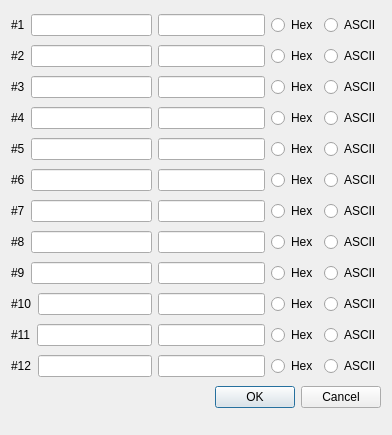
This is ui/macro.ui in marker5a/EasyTerm as Qt 5 draws it before an edit. The edited form follows.
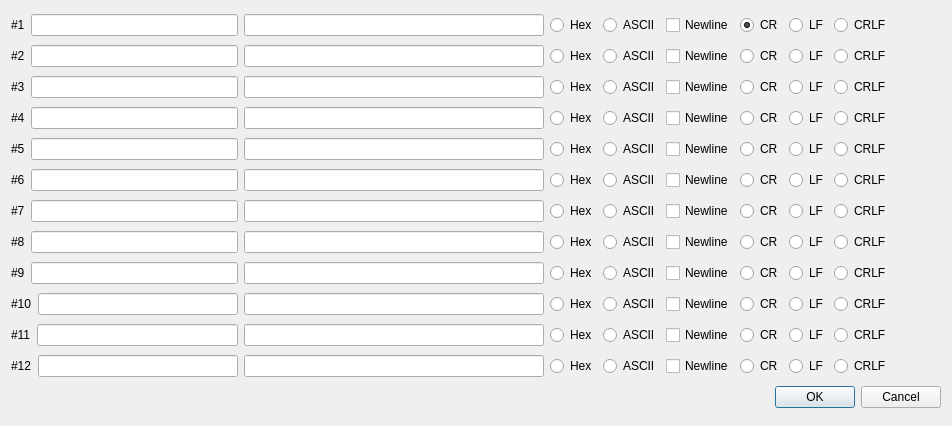
This is the edited form. Icons and pictures are not drawn.

Commit message: Added fix for crashing on empty macros (i think) Added ability to do newlines on macros

The edit to the form file:
```diff
--- a/ui/macro.ui
+++ b/ui/macro.ui
@@ -10,8 +10,8 @@
    <rect>
     <x>0</x>
     <y>0</y>
-    <width>392</width>
-    <height>435</height>
+    <width>952</width>
+    <height>426</height>
    </rect>
   </property>
   <property name="windowTitle">
@@ -29,6 +29,12 @@
      </item>
      <item>
       <widget class="QLineEdit" name="macro_1_name">
+       <property name="minimumSize">
+        <size>
+         <width>200</width>
+         <height>0</height>
+        </size>
+       </property>
        <property name="alignment">
         <set>Qt::AlignCenter</set>
        </property>
@@ -36,10 +42,17 @@
      </item>
     </layout>
    </item>
-   <item row="0" column="1" colspan="2">
-    <widget class="QLineEdit" name="macro_1_content"/>
+   <item row="0" column="1">
+    <widget class="QLineEdit" name="macro_1_content">
+     <property name="minimumSize">
+      <size>
+       <width>300</width>
+       <height>0</height>
+      </size>
+     </property>
+    </widget>
    </item>
-   <item row="0" column="3">
+   <item row="0" column="2">
     <layout class="QHBoxLayout" name="horizontalLayout_13">
      <item>
       <widget class="QRadioButton" name="macro_1_hex">
@@ -68,6 +81,12 @@
      </item>
      <item>
       <widget class="QLineEdit" name="macro_2_name">
+       <property name="minimumSize">
+        <size>
+         <width>200</width>
+         <height>0</height>
+        </size>
+       </property>
        <property name="alignment">
         <set>Qt::AlignCenter</set>
        </property>
@@ -75,10 +94,17 @@
      </item>
     </layout>
    </item>
-   <item row="1" column="1" colspan="2">
-    <widget class="QLineEdit" name="macro_2_content"/>
+   <item row="1" column="1">
+    <widget class="QLineEdit" name="macro_2_content">
+     <property name="minimumSize">
+      <size>
+       <width>300</width>
+       <height>0</height>
+      </size>
+     </property>
+    </widget>
    </item>
-   <item row="1" column="3">
+   <item row="1" column="2">
     <layout class="QHBoxLayout" name="horizontalLayout_14">
      <item>
       <widget class="QRadioButton" name="macro_2_hex">
@@ -96,6 +122,54 @@
      </item>
     </layout>
    </item>
+   <item row="1" column="3" colspan="2">
+    <layout class="QHBoxLayout" name="horizontalLayout_27">
+     <item>
+      <widget class="QCheckBox" name="macro_2_newline">
+       <property name="text">
+        <string>Newline</string>
+       </property>
+      </widget>
+     </item>
+     <item>
+      <widget class="QRadioButton" name="macro2_cr">
+       <property name="text">
+        <string>CR</string>
+       </property>
+       <property name="checked">
+        <bool>true</bool>
+       </property>
+      </widget>
+     </item>
+     <item>
+      <widget class="QRadioButton" name="macro2_lf">
+       <property name="text">
+        <string>LF</string>
+       </property>
+      </widget>
+     </item>
+     <item>
+      <widget class="QRadioButton" name="macro2_crlf">
+       <property name="text">
+        <string>CRLF</string>
+       </property>
+      </widget>
+     </item>
+     <item>
+      <spacer name="horizontalSpacer_5">
+       <property name="orientation">
+        <enum>Qt::Horizontal</enum>
+       </property>
+       <property name="sizeHint" stdset="0">
+        <size>
+         <width>40</width>
+         <height>20</height>
+        </size>
+       </property>
+      </spacer>
+     </item>
+    </layout>
+   </item>
    <item row="2" column="0">
     <layout class="QHBoxLayout" name="horizontalLayout_3">
      <item>
@@ -107,6 +181,12 @@
      </item>
      <item>
       <widget class="QLineEdit" name="macro_3_name">
+       <property name="minimumSize">
+        <size>
+         <width>200</width>
+         <height>0</height>
+        </size>
+       </property>
        <property name="alignment">
         <set>Qt::AlignCenter</set>
        </property>
@@ -114,10 +194,17 @@
      </item>
     </layout>
    </item>
-   <item row="2" column="1" colspan="2">
-    <widget class="QLineEdit" name="macro_3_content"/>
+   <item row="2" column="1">
+    <widget class="QLineEdit" name="macro_3_content">
+     <property name="minimumSize">
+      <size>
+       <width>300</width>
+       <height>0</height>
+      </size>
+     </property>
+    </widget>
    </item>
-   <item row="2" column="3">
+   <item row="2" column="2">
     <layout class="QHBoxLayout" name="horizontalLayout_15">
      <item>
       <widget class="QRadioButton" name="macro_3_hex">
@@ -135,6 +222,54 @@
      </item>
     </layout>
    </item>
+   <item row="2" column="3" colspan="2">
+    <layout class="QHBoxLayout" name="horizontalLayout_28">
+     <item>
+      <widget class="QCheckBox" name="macro_3_newline">
+       <property name="text">
+        <string>Newline</string>
+       </property>
+      </widget>
+     </item>
+     <item>
+      <widget class="QRadioButton" name="macro3_cr">
+       <property name="text">
+        <string>CR</string>
+       </property>
+       <property name="checked">
+        <bool>true</bool>
+       </property>
+      </widget>
+     </item>
+     <item>
+      <widget class="QRadioButton" name="macro3_lf">
+       <property name="text">
+        <string>LF</string>
+       </property>
+      </widget>
+     </item>
+     <item>
+      <widget class="QRadioButton" name="macro3_crlf">
+       <property name="text">
+        <string>CRLF</string>
+       </property>
+      </widget>
+     </item>
+     <item>
+      <spacer name="horizontalSpacer_6">
+       <property name="orientation">
+        <enum>Qt::Horizontal</enum>
+       </property>
+       <property name="sizeHint" stdset="0">
+        <size>
+         <width>40</width>
+         <height>20</height>
+        </size>
+       </property>
+      </spacer>
+     </item>
+    </layout>
+   </item>
    <item row="3" column="0">
     <layout class="QHBoxLayout" name="horizontalLayout_4">
      <item>
@@ -146,6 +281,12 @@
      </item>
      <item>
       <widget class="QLineEdit" name="macro_4_name">
+       <property name="minimumSize">
+        <size>
+         <width>200</width>
+         <height>0</height>
+        </size>
+       </property>
        <property name="alignment">
         <set>Qt::AlignCenter</set>
        </property>
@@ -153,10 +294,17 @@
      </item>
     </layout>
    </item>
-   <item row="3" column="1" colspan="2">
-    <widget class="QLineEdit" name="macro_4_content"/>
+   <item row="3" column="1">
+    <widget class="QLineEdit" name="macro_4_content">
+     <property name="minimumSize">
+      <size>
+       <width>300</width>
+       <height>0</height>
+      </size>
+     </property>
+    </widget>
    </item>
-   <item row="3" column="3">
+   <item row="3" column="2">
     <layout class="QHBoxLayout" name="horizontalLayout_16">
      <item>
       <widget class="QRadioButton" name="macro_4_hex">
@@ -174,6 +322,54 @@
      </item>
     </layout>
    </item>
+   <item row="3" column="3" colspan="2">
+    <layout class="QHBoxLayout" name="horizontalLayout_29">
+     <item>
+      <widget class="QCheckBox" name="macro_4_newline">
+       <property name="text">
+        <string>Newline</string>
+       </property>
+      </widget>
+     </item>
+     <item>
+      <widget class="QRadioButton" name="macro4_cr">
+       <property name="text">
+        <string>CR</string>
+       </property>
+       <property name="checked">
+        <bool>true</bool>
+       </property>
+      </widget>
+     </item>
+     <item>
+      <widget class="QRadioButton" name="macro4_lf">
+       <property name="text">
+        <string>LF</string>
+       </property>
+      </widget>
+     </item>
+     <item>
+      <widget class="QRadioButton" name="macro4_crlf">
+       <property name="text">
+        <string>CRLF</string>
+       </property>
+      </widget>
+     </item>
+     <item>
+      <spacer name="horizontalSpacer_7">
+       <property name="orientation">
+        <enum>Qt::Horizontal</enum>
+       </property>
+       <property name="sizeHint" stdset="0">
+        <size>
+         <width>40</width>
+         <height>20</height>
+        </size>
+       </property>
+      </spacer>
+     </item>
+    </layout>
+   </item>
    <item row="4" column="0">
     <layout class="QHBoxLayout" name="horizontalLayout_5">
      <item>
@@ -185,6 +381,12 @@
      </item>
      <item>
       <widget class="QLineEdit" name="macro_5_name">
+       <property name="minimumSize">
+        <size>
+         <width>200</width>
+         <height>0</height>
+        </size>
+       </property>
        <property name="alignment">
         <set>Qt::AlignCenter</set>
        </property>
@@ -192,10 +394,17 @@
      </item>
     </layout>
    </item>
-   <item row="4" column="1" colspan="2">
-    <widget class="QLineEdit" name="macro_5_content"/>
+   <item row="4" column="1">
+    <widget class="QLineEdit" name="macro_5_content">
+     <property name="minimumSize">
+      <size>
+       <width>300</width>
+       <height>0</height>
+      </size>
+     </property>
+    </widget>
    </item>
-   <item row="4" column="3">
+   <item row="4" column="2">
     <layout class="QHBoxLayout" name="horizontalLayout_17">
      <item>
       <widget class="QRadioButton" name="macro_5_hex">
@@ -213,6 +422,54 @@
      </item>
     </layout>
    </item>
+   <item row="4" column="3" colspan="2">
+    <layout class="QHBoxLayout" name="horizontalLayout_31">
+     <item>
+      <widget class="QCheckBox" name="macro_5_newline">
+       <property name="text">
+        <string>Newline</string>
+       </property>
+      </widget>
+     </item>
+     <item>
+      <widget class="QRadioButton" name="macro5_cr">
+       <property name="text">
+        <string>CR</string>
+       </property>
+       <property name="checked">
+        <bool>true</bool>
+       </property>
+      </widget>
+     </item>
+     <item>
+      <widget class="QRadioButton" name="macro5_lf">
+       <property name="text">
+        <string>LF</string>
+       </property>
+      </widget>
+     </item>
+     <item>
+      <widget class="QRadioButton" name="macro5_crlf">
+       <property name="text">
+        <string>CRLF</string>
+       </property>
+      </widget>
+     </item>
+     <item>
+      <spacer name="horizontalSpacer_8">
+       <property name="orientation">
+        <enum>Qt::Horizontal</enum>
+       </property>
+       <property name="sizeHint" stdset="0">
+        <size>
+         <width>40</width>
+         <height>20</height>
+        </size>
+       </property>
+      </spacer>
+     </item>
+    </layout>
+   </item>
    <item row="5" column="0">
     <layout class="QHBoxLayout" name="horizontalLayout_7">
      <item>
@@ -224,6 +481,12 @@
      </item>
      <item>
       <widget class="QLineEdit" name="macro_6_name">
+       <property name="minimumSize">
+        <size>
+         <width>200</width>
+         <height>0</height>
+        </size>
+       </property>
        <property name="alignment">
         <set>Qt::AlignCenter</set>
        </property>
@@ -231,10 +494,17 @@
      </item>
     </layout>
    </item>
-   <item row="5" column="1" colspan="2">
-    <widget class="QLineEdit" name="macro_6_content"/>
+   <item row="5" column="1">
+    <widget class="QLineEdit" name="macro_6_content">
+     <property name="minimumSize">
+      <size>
+       <width>300</width>
+       <height>0</height>
+      </size>
+     </property>
+    </widget>
    </item>
-   <item row="5" column="3">
+   <item row="5" column="2">
     <layout class="QHBoxLayout" name="horizontalLayout_18">
      <item>
       <widget class="QRadioButton" name="macro_6_hex">
@@ -252,6 +522,54 @@
      </item>
     </layout>
    </item>
+   <item row="5" column="3" colspan="2">
+    <layout class="QHBoxLayout" name="horizontalLayout_33">
+     <item>
+      <widget class="QCheckBox" name="macro_6_newline">
+       <property name="text">
+        <string>Newline</string>
+       </property>
+      </widget>
+     </item>
+     <item>
+      <widget class="QRadioButton" name="macro6_cr">
+       <property name="text">
+        <string>CR</string>
+       </property>
+       <property name="checked">
+        <bool>true</bool>
+       </property>
+      </widget>
+     </item>
+     <item>
+      <widget class="QRadioButton" name="macro6_lf">
+       <property name="text">
+        <string>LF</string>
+       </property>
+      </widget>
+     </item>
+     <item>
+      <widget class="QRadioButton" name="macro6_crlf">
+       <property name="text">
+        <string>CRLF</string>
+       </property>
+      </widget>
+     </item>
+     <item>
+      <spacer name="horizontalSpacer_9">
+       <property name="orientation">
+        <enum>Qt::Horizontal</enum>
+       </property>
+       <property name="sizeHint" stdset="0">
+        <size>
+         <width>40</width>
+         <height>20</height>
+        </size>
+       </property>
+      </spacer>
+     </item>
+    </layout>
+   </item>
    <item row="6" column="0">
     <layout class="QHBoxLayout" name="horizontalLayout_6">
      <item>
@@ -263,6 +581,12 @@
      </item>
      <item>
       <widget class="QLineEdit" name="macro_7_name">
+       <property name="minimumSize">
+        <size>
+         <width>200</width>
+         <height>0</height>
+        </size>
+       </property>
        <property name="alignment">
         <set>Qt::AlignCenter</set>
        </property>
@@ -270,10 +594,17 @@
      </item>
     </layout>
    </item>
-   <item row="6" column="1" colspan="2">
-    <widget class="QLineEdit" name="macro_7_content"/>
+   <item row="6" column="1">
+    <widget class="QLineEdit" name="macro_7_content">
+     <property name="minimumSize">
+      <size>
+       <width>300</width>
+       <height>0</height>
+      </size>
+     </property>
+    </widget>
    </item>
-   <item row="6" column="3">
+   <item row="6" column="2">
     <layout class="QHBoxLayout" name="horizontalLayout_19">
      <item>
       <widget class="QRadioButton" name="macro_7_hex">
@@ -291,6 +622,54 @@
      </item>
     </layout>
    </item>
+   <item row="6" column="3" colspan="2">
+    <layout class="QHBoxLayout" name="horizontalLayout_30">
+     <item>
+      <widget class="QCheckBox" name="macro_7_newline">
+       <property name="text">
+        <string>Newline</string>
+       </property>
+      </widget>
+     </item>
+     <item>
+      <widget class="QRadioButton" name="macro7_cr">
+       <property name="text">
+        <string>CR</string>
+       </property>
+       <property name="checked">
+        <bool>true</bool>
+       </property>
+      </widget>
+     </item>
+     <item>
+      <widget class="QRadioButton" name="macro7_lf">
+       <property name="text">
+        <string>LF</string>
+       </property>
+      </widget>
+     </item>
+     <item>
+      <widget class="QRadioButton" name="macro7_crlf">
+       <property name="text">
+        <string>CRLF</string>
+       </property>
+      </widget>
+     </item>
+     <item>
+      <spacer name="horizontalSpacer_10">
+       <property name="orientation">
+        <enum>Qt::Horizontal</enum>
+       </property>
+       <property name="sizeHint" stdset="0">
+        <size>
+         <width>40</width>
+         <height>20</height>
+        </size>
+       </property>
+      </spacer>
+     </item>
+    </layout>
+   </item>
    <item row="7" column="0">
     <layout class="QHBoxLayout" name="horizontalLayout_8">
      <item>
@@ -302,6 +681,12 @@
      </item>
      <item>
       <widget class="QLineEdit" name="macro_8_name">
+       <property name="minimumSize">
+        <size>
+         <width>200</width>
+         <height>0</height>
+        </size>
+       </property>
        <property name="alignment">
         <set>Qt::AlignCenter</set>
        </property>
@@ -309,10 +694,17 @@
      </item>
     </layout>
    </item>
-   <item row="7" column="1" colspan="2">
-    <widget class="QLineEdit" name="macro_8_content"/>
+   <item row="7" column="1">
+    <widget class="QLineEdit" name="macro_8_content">
+     <property name="minimumSize">
+      <size>
+       <width>300</width>
+       <height>0</height>
+      </size>
+     </property>
+    </widget>
    </item>
-   <item row="7" column="3">
+   <item row="7" column="2">
     <layout class="QHBoxLayout" name="horizontalLayout_20">
      <item>
       <widget class="QRadioButton" name="macro_8_hex">
@@ -330,6 +722,54 @@
      </item>
     </layout>
    </item>
+   <item row="7" column="3" colspan="2">
+    <layout class="QHBoxLayout" name="horizontalLayout_32">
+     <item>
+      <widget class="QCheckBox" name="macro_8_newline">
+       <property name="text">
+        <string>Newline</string>
+       </property>
+      </widget>
+     </item>
+     <item>
+      <widget class="QRadioButton" name="macro8_cr">
+       <property name="text">
+        <string>CR</string>
+       </property>
+       <property name="checked">
+        <bool>true</bool>
+       </property>
+      </widget>
+     </item>
+     <item>
+      <widget class="QRadioButton" name="macro8_lf">
+       <property name="text">
+        <string>LF</string>
+       </property>
+      </widget>
+     </item>
+     <item>
+      <widget class="QRadioButton" name="macro8_crlf">
+       <property name="text">
+        <string>CRLF</string>
+       </property>
+      </widget>
+     </item>
+     <item>
+      <spacer name="horizontalSpacer_11">
+       <property name="orientation">
+        <enum>Qt::Horizontal</enum>
+       </property>
+       <property name="sizeHint" stdset="0">
+        <size>
+         <width>40</width>
+         <height>20</height>
+        </size>
+       </property>
+      </spacer>
+     </item>
+    </layout>
+   </item>
    <item row="8" column="0">
     <layout class="QHBoxLayout" name="horizontalLayout_9">
      <item>
@@ -341,6 +781,12 @@
      </item>
      <item>
       <widget class="QLineEdit" name="macro_9_name">
+       <property name="minimumSize">
+        <size>
+         <width>200</width>
+         <height>0</height>
+        </size>
+       </property>
        <property name="alignment">
         <set>Qt::AlignCenter</set>
        </property>
@@ -348,10 +794,17 @@
      </item>
     </layout>
    </item>
-   <item row="8" column="1" colspan="2">
-    <widget class="QLineEdit" name="macro_9_content"/>
+   <item row="8" column="1">
+    <widget class="QLineEdit" name="macro_9_content">
+     <property name="minimumSize">
+      <size>
+       <width>300</width>
+       <height>0</height>
+      </size>
+     </property>
+    </widget>
    </item>
-   <item row="8" column="3">
+   <item row="8" column="2">
     <layout class="QHBoxLayout" name="horizontalLayout_21">
      <item>
       <widget class="QRadioButton" name="macro_9_hex">
@@ -369,6 +822,54 @@
      </item>
     </layout>
    </item>
+   <item row="8" column="3" colspan="2">
+    <layout class="QHBoxLayout" name="horizontalLayout_35">
+     <item>
+      <widget class="QCheckBox" name="macro_9_newline">
+       <property name="text">
+        <string>Newline</string>
+       </property>
+      </widget>
+     </item>
+     <item>
+      <widget class="QRadioButton" name="macro9_cr">
+       <property name="text">
+        <string>CR</string>
+       </property>
+       <property name="checked">
+        <bool>true</bool>
+       </property>
+      </widget>
+     </item>
+     <item>
+      <widget class="QRadioButton" name="macro9_lf">
+       <property name="text">
+        <string>LF</string>
+       </property>
+      </widget>
+     </item>
+     <item>
+      <widget class="QRadioButton" name="macro9_crlf">
+       <property name="text">
+        <string>CRLF</string>
+       </property>
+      </widget>
+     </item>
+     <item>
+      <spacer name="horizontalSpacer_12">
+       <property name="orientation">
+        <enum>Qt::Horizontal</enum>
+       </property>
+       <property name="sizeHint" stdset="0">
+        <size>
+         <width>40</width>
+         <height>20</height>
+        </size>
+       </property>
+      </spacer>
+     </item>
+    </layout>
+   </item>
    <item row="9" column="0">
     <layout class="QHBoxLayout" name="horizontalLayout_11">
      <item>
@@ -380,6 +881,12 @@
      </item>
      <item>
       <widget class="QLineEdit" name="macro_10_name">
+       <property name="minimumSize">
+        <size>
+         <width>200</width>
+         <height>0</height>
+        </size>
+       </property>
        <property name="alignment">
         <set>Qt::AlignCenter</set>
        </property>
@@ -387,10 +894,17 @@
      </item>
     </layout>
    </item>
-   <item row="9" column="1" colspan="2">
-    <widget class="QLineEdit" name="macro_10_content"/>
+   <item row="9" column="1">
+    <widget class="QLineEdit" name="macro_10_content">
+     <property name="minimumSize">
+      <size>
+       <width>300</width>
+       <height>0</height>
+      </size>
+     </property>
+    </widget>
    </item>
-   <item row="9" column="3">
+   <item row="9" column="2">
     <layout class="QHBoxLayout" name="horizontalLayout_22">
      <item>
       <widget class="QRadioButton" name="macro_10_hex">
@@ -408,6 +922,54 @@
      </item>
     </layout>
    </item>
+   <item row="9" column="3" colspan="2">
+    <layout class="QHBoxLayout" name="horizontalLayout_37">
+     <item>
+      <widget class="QCheckBox" name="macro_10_newline">
+       <property name="text">
+        <string>Newline</string>
+       </property>
+      </widget>
+     </item>
+     <item>
+      <widget class="QRadioButton" name="macro10_cr">
+       <property name="text">
+        <string>CR</string>
+       </property>
+       <property name="checked">
+        <bool>true</bool>
+       </property>
+      </widget>
+     </item>
+     <item>
+      <widget class="QRadioButton" name="macro10_lf">
+       <property name="text">
+        <string>LF</string>
+       </property>
+      </widget>
+     </item>
+     <item>
+      <widget class="QRadioButton" name="macro10_crlf">
+       <property name="text">
+        <string>CRLF</string>
+       </property>
+      </widget>
+     </item>
+     <item>
+      <spacer name="horizontalSpacer_13">
+       <property name="orientation">
+        <enum>Qt::Horizontal</enum>
+       </property>
+       <property name="sizeHint" stdset="0">
+        <size>
+         <width>40</width>
+         <height>20</height>
+        </size>
+       </property>
+      </spacer>
+     </item>
+    </layout>
+   </item>
    <item row="10" column="0">
     <layout class="QHBoxLayout" name="horizontalLayout_10">
      <item>
@@ -419,6 +981,12 @@
      </item>
      <item>
       <widget class="QLineEdit" name="macro_11_name">
+       <property name="minimumSize">
+        <size>
+         <width>200</width>
+         <height>0</height>
+        </size>
+       </property>
        <property name="alignment">
         <set>Qt::AlignCenter</set>
        </property>
@@ -426,10 +994,17 @@
      </item>
     </layout>
    </item>
-   <item row="10" column="1" colspan="2">
-    <widget class="QLineEdit" name="macro_11_content"/>
+   <item row="10" column="1">
+    <widget class="QLineEdit" name="macro_11_content">
+     <property name="minimumSize">
+      <size>
+       <width>300</width>
+       <height>0</height>
+      </size>
+     </property>
+    </widget>
    </item>
-   <item row="10" column="3">
+   <item row="10" column="2">
     <layout class="QHBoxLayout" name="horizontalLayout_23">
      <item>
       <widget class="QRadioButton" name="macro_11_hex">
@@ -447,6 +1022,54 @@
      </item>
     </layout>
    </item>
+   <item row="10" column="3" colspan="2">
+    <layout class="QHBoxLayout" name="horizontalLayout_34">
+     <item>
+      <widget class="QCheckBox" name="macro_11_newline">
+       <property name="text">
+        <string>Newline</string>
+       </property>
+      </widget>
+     </item>
+     <item>
+      <widget class="QRadioButton" name="macro11_cr">
+       <property name="text">
+        <string>CR</string>
+       </property>
+       <property name="checked">
+        <bool>true</bool>
+       </property>
+      </widget>
+     </item>
+     <item>
+      <widget class="QRadioButton" name="macro11_lf">
+       <property name="text">
+        <string>LF</string>
+       </property>
+      </widget>
+     </item>
+     <item>
+      <widget class="QRadioButton" name="macro11_crlf">
+       <property name="text">
+        <string>CRLF</string>
+       </property>
+      </widget>
+     </item>
+     <item>
+      <spacer name="horizontalSpacer_14">
+       <property name="orientation">
+        <enum>Qt::Horizontal</enum>
+       </property>
+       <property name="sizeHint" stdset="0">
+        <size>
+         <width>40</width>
+         <height>20</height>
+        </size>
+       </property>
+      </spacer>
+     </item>
+    </layout>
+   </item>
    <item row="11" column="0">
     <layout class="QHBoxLayout" name="horizontalLayout_12">
      <item>
@@ -458,6 +1081,12 @@
      </item>
      <item>
       <widget class="QLineEdit" name="macro_12_name">
+       <property name="minimumSize">
+        <size>
+         <width>200</width>
+         <height>0</height>
+        </size>
+       </property>
        <property name="alignment">
         <set>Qt::AlignCenter</set>
        </property>
@@ -465,10 +1094,17 @@
      </item>
     </layout>
    </item>
-   <item row="11" column="1" colspan="2">
-    <widget class="QLineEdit" name="macro_12_content"/>
+   <item row="11" column="1">
+    <widget class="QLineEdit" name="macro_12_content">
+     <property name="minimumSize">
+      <size>
+       <width>300</width>
+       <height>0</height>
+      </size>
+     </property>
+    </widget>
    </item>
-   <item row="11" column="3">
+   <item row="11" column="2">
     <layout class="QHBoxLayout" name="horizontalLayout_24">
      <item>
       <widget class="QRadioButton" name="macro_12_hex">
@@ -486,7 +1122,55 @@
      </item>
     </layout>
    </item>
-   <item row="12" column="0" colspan="2">
+   <item row="11" column="3" colspan="2">
+    <layout class="QHBoxLayout" name="horizontalLayout_36">
+     <item>
+      <widget class="QCheckBox" name="macro_12_newline">
+       <property name="text">
+        <string>Newline</string>
+       </property>
+      </widget>
+     </item>
+     <item>
+      <widget class="QRadioButton" name="macro12_cr">
+       <property name="text">
+        <string>CR</string>
+       </property>
+       <property name="checked">
+        <bool>true</bool>
+       </property>
+      </widget>
+     </item>
+     <item>
+      <widget class="QRadioButton" name="macro12_lf">
+       <property name="text">
+        <string>LF</string>
+       </property>
+      </widget>
+     </item>
+     <item>
+      <widget class="QRadioButton" name="macro12_crlf">
+       <property name="text">
+        <string>CRLF</string>
+       </property>
+      </widget>
+     </item>
+     <item>
+      <spacer name="horizontalSpacer_15">
+       <property name="orientation">
+        <enum>Qt::Horizontal</enum>
+       </property>
+       <property name="sizeHint" stdset="0">
+        <size>
+         <width>40</width>
+         <height>20</height>
+        </size>
+       </property>
+      </spacer>
+     </item>
+    </layout>
+   </item>
+   <item row="12" column="0">
     <spacer name="horizontalSpacer">
      <property name="orientation">
       <enum>Qt::Horizontal</enum>
@@ -499,13 +1183,87 @@
      </property>
     </spacer>
    </item>
-   <item row="12" column="2" colspan="2">
+   <item row="12" column="1" colspan="2">
+    <spacer name="horizontalSpacer_2">
+     <property name="orientation">
+      <enum>Qt::Horizontal</enum>
+     </property>
+     <property name="sizeHint" stdset="0">
+      <size>
+       <width>171</width>
+       <height>20</height>
+      </size>
+     </property>
+    </spacer>
+   </item>
+   <item row="12" column="3">
+    <spacer name="horizontalSpacer_3">
+     <property name="orientation">
+      <enum>Qt::Horizontal</enum>
+     </property>
+     <property name="sizeHint" stdset="0">
+      <size>
+       <width>190</width>
+       <height>20</height>
+      </size>
+     </property>
+    </spacer>
+   </item>
+   <item row="12" column="4">
     <widget class="QDialogButtonBox" name="button_box">
      <property name="standardButtons">
       <set>QDialogButtonBox::Cancel|QDialogButtonBox::Ok</set>
      </property>
     </widget>
    </item>
+   <item row="0" column="3" colspan="2">
+    <layout class="QHBoxLayout" name="horizontalLayout_26">
+     <item>
+      <widget class="QCheckBox" name="macro_1_newline">
+       <property name="text">
+        <string>Newline</string>
+       </property>
+      </widget>
+     </item>
+     <item>
+      <widget class="QRadioButton" name="macro1_cr">
+       <property name="text">
+        <string>CR</string>
+       </property>
+       <property name="checked">
+        <bool>true</bool>
+       </property>
+      </widget>
+     </item>
+     <item>
+      <widget class="QRadioButton" name="macro1_lf">
+       <property name="text">
+        <string>LF</string>
+       </property>
+      </widget>
+     </item>
+     <item>
+      <widget class="QRadioButton" name="macro1_crlf">
+       <property name="text">
+        <string>CRLF</string>
+       </property>
+      </widget>
+     </item>
+     <item>
+      <spacer name="horizontalSpacer_4">
+       <property name="orientation">
+        <enum>Qt::Horizontal</enum>
+       </property>
+       <property name="sizeHint" stdset="0">
+        <size>
+         <width>40</width>
+         <height>20</height>
+        </size>
+       </property>
+      </spacer>
+     </item>
+    </layout>
+   </item>
   </layout>
   <zorder>macro_4_content</zorder>
   <zorder>macro_7_content</zorder>
```
Left out of the diff: 10 changed lines with no effect on the pictures. The commit also changes 3 other files.
